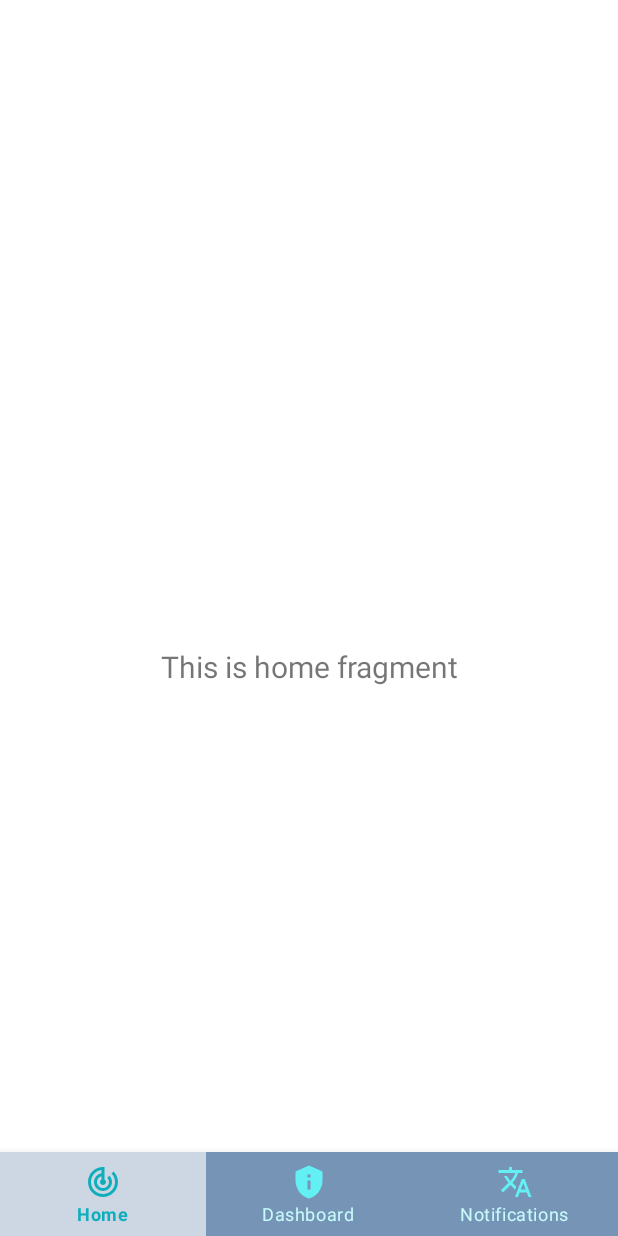
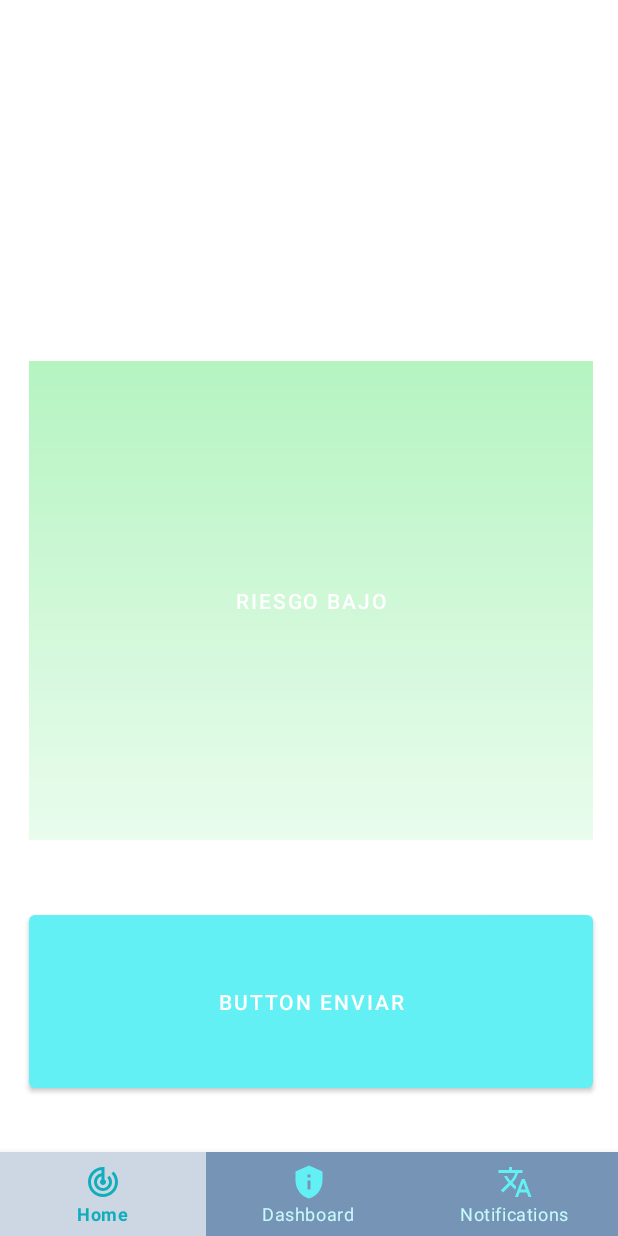
Before and after one commit to Aga-Gava/AgavaCOVID, an Android app: the screen it shows after launch (MainActivity), on a phone screen of 412 x 824 dp. Run offline under Robolectric (Android 15) with nearby library versions, the phone set to English and light mode, and no system bars; our stand-ins replace navigation-ui.

Commit message:
Botones puestos

```diff
--- a/app/src/main/java/com/example/agavacovid/ui/home/HomeFragment.java
+++ b/app/src/main/java/com/example/agavacovid/ui/home/HomeFragment.java
@@ -4,6 +4,7 @@ import android.os.Bundle;
 import android.view.LayoutInflater;
 import android.view.View;
 import android.view.ViewGroup;
+import android.widget.Button;
 import android.widget.TextView;
 
 import androidx.annotation.NonNull;
@@ -14,20 +15,20 @@ import androidx.lifecycle.ViewModelProvider;
 
 import com.example.agavacovid.R;
 
+
 public class HomeFragment extends Fragment {
 
     private HomeViewModel homeViewModel;
+    private Button info;
 
     public View onCreateView(@NonNull LayoutInflater inflater,
                              ViewGroup container, Bundle savedInstanceState) {
         homeViewModel =
                 new ViewModelProvider(this).get(HomeViewModel.class);
         View root = inflater.inflate(R.layout.fragment_home, container, false);
-        final TextView textView = root.findViewById(R.id.text_home);
         homeViewModel.getText().observe(getViewLifecycleOwner(), new Observer<String>() {
             @Override
             public void onChanged(@Nullable String s) {
-                textView.setText(s);
             }
         });
         return root;
--- /dev/null
+++ b/app/src/main/res/drawable/gradiente_bajo.xml
@@ -0,0 +1,5 @@
+<?xml version="1.0" encoding="utf-8"?>
+<bitmap
+    xmlns:android="http://schemas.android.com/apk/res/android"
+    android:src="@drawable/gradiente1"
+    android:gravity="center"></bitmap>
--- a/app/src/main/res/layout/fragment_home.xml
+++ b/app/src/main/res/layout/fragment_home.xml
@@ -6,17 +6,30 @@
     android:layout_height="match_parent"
     tools:context=".ui.home.HomeFragment">
 
-    <TextView
-        android:id="@+id/text_home"
-        android:layout_width="match_parent"
-        android:layout_height="wrap_content"
-        android:layout_marginStart="8dp"
-        android:layout_marginTop="8dp"
-        android:layout_marginEnd="8dp"
-        android:textAlignment="center"
-        android:textSize="20sp"
+    <Button
+        android:id="@+id/button4"
+        android:layout_width="376dp"
+        android:layout_height="319dp"
+        android:background="@drawable/gradiente1"
+        android:text="@string/button_info_bajo"
+        app:backgroundTint="@null"
         app:layout_constraintBottom_toBottomOf="parent"
         app:layout_constraintEnd_toEndOf="parent"
+        app:layout_constraintHorizontal_bias="0.542"
         app:layout_constraintStart_toStartOf="parent"
-        app:layout_constraintTop_toTopOf="parent" />
+        app:layout_constraintTop_toTopOf="parent"
+        app:layout_constraintVertical_bias="0.412" />
+
+    <Button
+        android:id="@+id/button3"
+        android:layout_width="376dp"
+        android:layout_height="127dp"
+        android:text="Button enviar"
+        app:layout_constraintBottom_toBottomOf="parent"
+        app:layout_constraintEnd_toEndOf="parent"
+        app:layout_constraintHorizontal_bias="0.542"
+        app:layout_constraintStart_toStartOf="parent"
+        app:layout_constraintTop_toTopOf="parent"
+        app:layout_constraintVertical_bias="0.855" />
+
 </androidx.constraintlayout.widget.ConstraintLayout>
--- a/app/src/main/res/values/colors.xml
+++ b/app/src/main/res/values/colors.xml
@@ -13,6 +13,7 @@
     <color name="Fondo1">#7694B6</color>
     <color name="Texto1">#0eb6f3</color>
     <color name="Texto2">#c6fafb</color>
-
-
+    <color name="g1">#b5f4c1</color>
+    <color name="g2">#e7e7e8</color>
+    <color name="g3">#e9fced</color>
 </resources>
--- a/app/src/main/res/values/strings.xml
+++ b/app/src/main/res/values/strings.xml
@@ -3,4 +3,8 @@
     <string name="title_home">Home</string>
     <string name="title_dashboard">Dashboard</string>
     <string name="title_notifications">Notifications</string>
+    <string name="button_send">Enviar diagnóstico</string>
+    <string name="button_info_bajo">Riesgo bajo</string>
+    <string name="button_info_medio">Riesgo medio</string>
+    <string name="button_info_alto">Riesgo alto</string>
 </resources>
```
Also changed, not shown: app/src/main/res/drawable/gradiente1.png (added), app/src/main/res/drawable/gradiente2.png (added), app/src/main/res/drawable/gradiente3.png (added).
